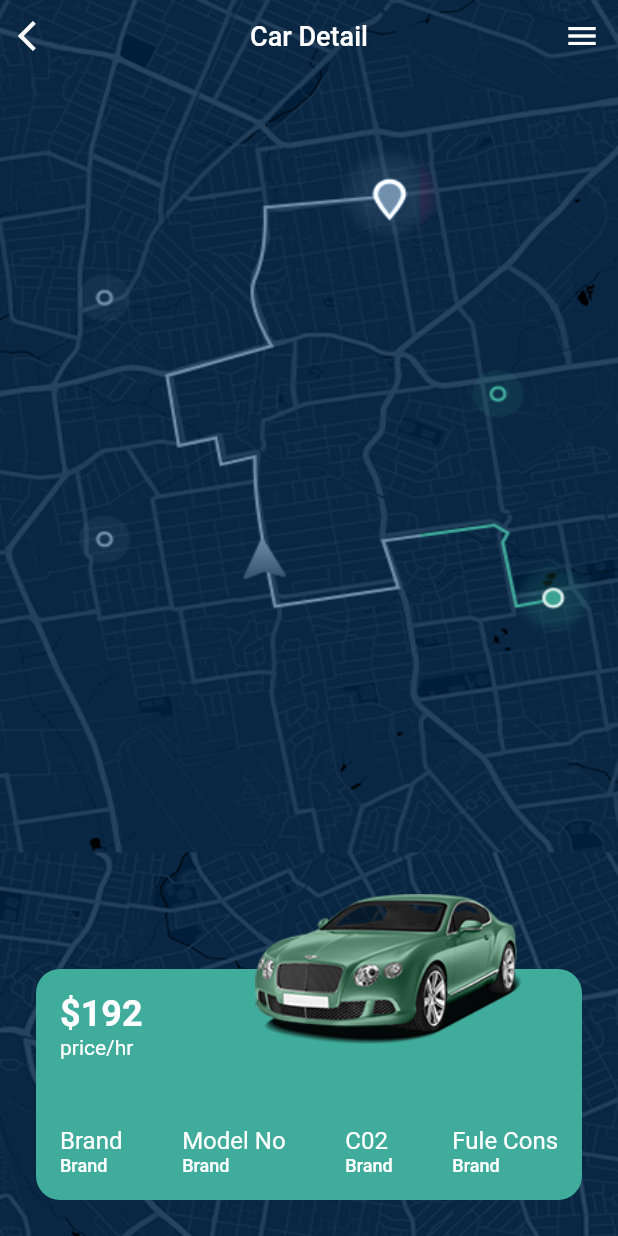
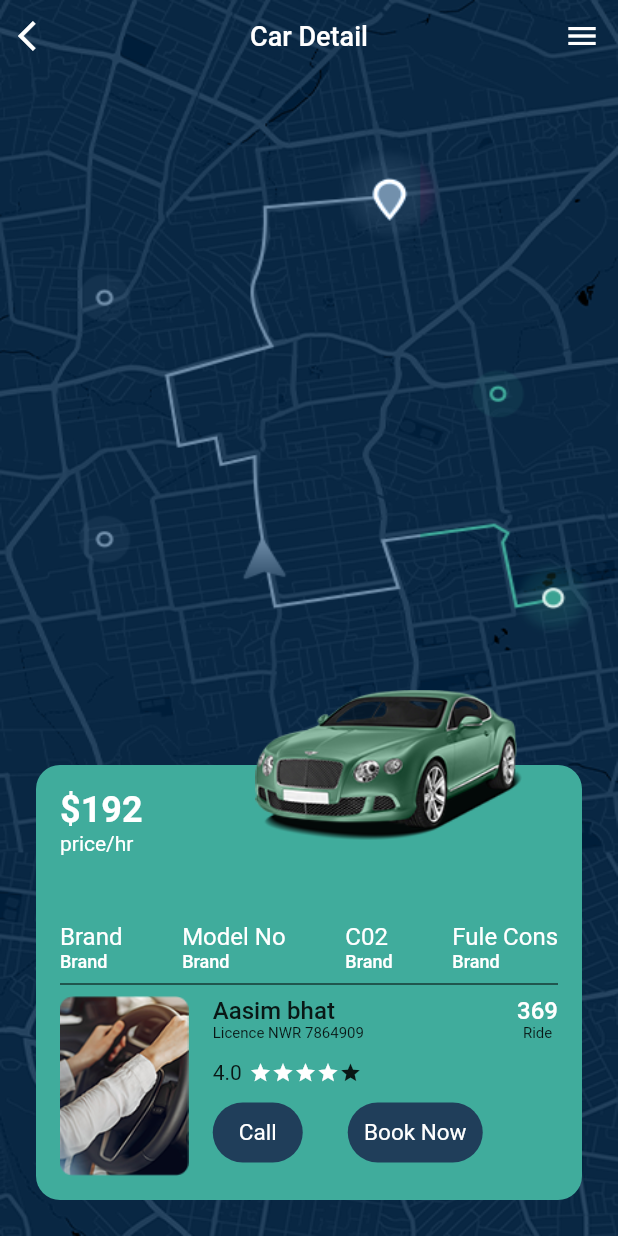
Before and after one commit to Aasimbhat/car_rental_ui_app, a Flutter app: the CarDetail screen opened directly, on a phone screen of 412 x 824 dp. Run offline on Flutter 3.47's test engine with Material 2 defaults, Android fonts, the phone set to English and light mode, and no system bars; our stand-ins replace get.

Commit message:
detail page restructured

```diff
--- a/lib/detail/car_detail.dart
+++ b/lib/detail/car_detail.dart
@@ -1,6 +1,7 @@
 import 'package:car_rental_app/model/car.dart';
 import 'package:car_rental_app/screens/constants.dart';
 import 'package:car_rental_app/widgets/attribute.dart';
+import 'package:car_rental_app/widgets/car_detail_info.dart';
 import 'package:car_rental_app/widgets/my_appbar.dart';
 import 'package:flutter/material.dart';
 
@@ -26,60 +27,7 @@ class CarDetail extends StatelessWidget {
               child:
             Stack(
               children: [
-                Container(
-                  padding: EdgeInsets.all(16),
-                  margin: EdgeInsets.only(top: 50,),
-                  decoration: BoxDecoration(
-                    color: mPrimaryColor,
-                    borderRadius: BorderRadius.circular(16)
-                  ),
-                child: Column(
-                  crossAxisAlignment: CrossAxisAlignment.start,
-                  children: [
-                      Text('\$${'192'}',
-          style:TextStyle(
-                color: Colors.white,
-                fontSize: 24,
-                fontWeight:FontWeight.bold
-          ) ,),
-          Text('price/hr',
-          style: TextStyle(
-                color: Colors.white
-          ),),
-          SizedBox(
-                height: 45,
-          ),
-                     Row(
-                mainAxisAlignment: MainAxisAlignment.spaceBetween,
-                children: [
-
-                  Attribute(
-                    name: 'Brand',
-                    value:'Bentley',
-
-                ),
-                 Attribute(
-                  name: 'Model No',
-                    value:'3A 9200' ,
-
-                ),
-                 Attribute(
-                  name: 'C02',
-                    value:'7,7km' ,
-
-                ),
-                 Attribute(
-                  name: 'Fule Cons',
-                    value:'5.5l' ,
-
-                ),
-                ],
-          )
-
-                ],
-                ),
-
-                ),
+                CarDetailInformation(),
                 Positioned(
                   right: 40,
                   child:Image.asset('assets/bentley.png',
--- /dev/null
+++ b/lib/widgets/car_detail_info.dart
@@ -0,0 +1,205 @@
+import 'package:car_rental_app/screens/constants.dart';
+import 'package:car_rental_app/widgets/attribute.dart';
+import 'package:flutter/material.dart';
+
+class CarDetailInformation extends StatelessWidget {
+  const CarDetailInformation({
+    Key? key,
+  }) : super(key: key);
+
+  @override
+  Widget build(BuildContext context) {
+    return Container(
+      padding: EdgeInsets.all(16),
+      margin: EdgeInsets.only(
+        top: 50,
+      ),
+      decoration: BoxDecoration(
+          color: mPrimaryColor, borderRadius: BorderRadius.circular(16)),
+      child: Column(
+        children: [
+          CarInfo(),
+          Divider(height: 16,color: Colors.black,),
+          Row(
+            crossAxisAlignment: CrossAxisAlignment.start,
+            children: [
+              Image.asset("assets/av.png",height: 120,),
+              SizedBox(width: 16),
+              Expanded(
+                child: Column(
+                  children: [
+                    DriverInfo(),
+                    SizedBox(height: 12,),
+                    DriverAppRaise(),
+                    SizedBox(height: 12,),
+                    Row(
+                      children: [
+                        Container(
+                          height: 40,
+                          width: 60,
+                          decoration:  BoxDecoration(
+                            color:mCardColor,
+                            borderRadius: BorderRadius.circular(36)
+                          ),
+                          child: Center(
+                            child: Text('Call',style: TextStyle(
+                              color:Colors.white,
+                              fontSize: 15
+                            ),),
+                          ),
+                        ),
+                        SizedBox(
+                          width: 30,
+                        ),
+                         Container(
+                          height: 40,
+                          width: 90,
+                          decoration:  BoxDecoration(
+                            color:mCardColor,
+                            borderRadius: BorderRadius.circular(36)
+                          ),
+                          child: Center(
+                            child: Text('Book Now',style: TextStyle(
+                              color:Colors.white,
+                              fontSize: 15
+                            ),),
+                          ),
+                        ),
+                      ],
+                    )
+
+
+                  ],
+
+                ),
+              )
+            ],
+          )
+
+        ],
+      ),
+    );
+  }
+}
+
+class DriverAppRaise extends StatelessWidget {
+  const DriverAppRaise({
+    Key? key,
+  }) : super(key: key);
+
+  @override
+  Widget build(BuildContext context) {
+    return Row(
+      children: [
+        Text('4.0',
+        style: TextStyle(
+
+
+        ),
+        ),
+        SizedBox(
+          width: 5,
+        ),
+        Icon(Icons.star,color: Colors.white,size: 15,),
+        Icon(Icons.star,color: Colors.white,size: 15),
+        Icon(Icons.star,color: Colors.white,size: 15),
+        Icon(Icons.star,color: Colors.white,size: 15),
+        Icon(Icons.star,size: 15),
+
+
+      ],
+    );
+  }
+}
+
+class DriverInfo extends StatelessWidget {
+  const DriverInfo({
+    Key? key,
+  }) : super(key: key);
+
+  @override
+  Widget build(BuildContext context) {
+    return Row(
+      mainAxisAlignment: MainAxisAlignment.spaceBetween,
+      children: [
+        Column(
+          crossAxisAlignment: CrossAxisAlignment.start,
+          children: [
+            Text("Aasim bhat",
+            style:TextStyle(
+              fontSize: 16,
+              fontWeight: FontWeight.w500
+            ) ,),
+             Text("Licence NWR 7864909",
+            style:TextStyle(
+              fontSize: 10,
+            ) ,)
+          ],
+        ),
+          Column(
+          crossAxisAlignment: CrossAxisAlignment.center,
+          children: [
+            Text("369",
+            style:TextStyle(
+              fontSize: 16,
+              color: Colors.white,
+              fontWeight: FontWeight.w500
+            ) ,),
+             Text("Ride",
+            style:TextStyle(
+              fontSize: 10,
+            ) ,)
+          ],
+        ),
+      ],
+    );
+  }
+}
+
+class CarInfo extends StatelessWidget {
+  const CarInfo({
+    Key? key,
+  }) : super(key: key);
+
+  @override
+  Widget build(BuildContext context) {
+    return Column(
+      crossAxisAlignment: CrossAxisAlignment.start,
+      children: [
+        Text(
+          '\$${'192'}',
+          style: TextStyle(
+              color: Colors.white, fontSize: 24, fontWeight: FontWeight.bold),
+        ),
+        Text(
+          'price/hr',
+          style: TextStyle(color: Colors.white),
+        ),
+        SizedBox(
+          height: 45,
+        ),
+        Row(
+          mainAxisAlignment: MainAxisAlignment.spaceBetween,
+          children: [
+            Attribute(
+              name: 'Brand',
+              value: 'Bentley',
+            ),
+            Attribute(
+              name: 'Model No',
+              value: '3A 9200',
+            ),
+            Attribute(
+              name: 'C02',
+              value: '7,7km',
+            ),
+            Attribute(
+              name: 'Fule Cons',
+              value: '5.5l',
+            ),
+          ],
+        )
+      ],
+    );
+  }
+}
```
